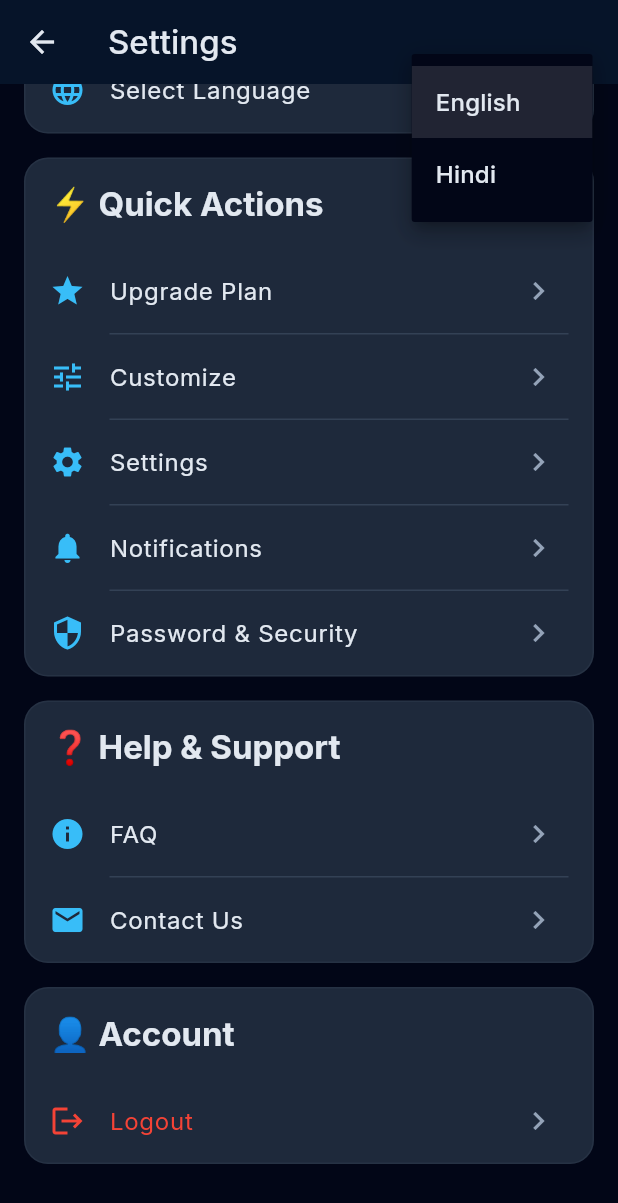
After one commit to Gaurav-Kushwaha-1225/MyItihas, a Flutter app: the SettingsPage screen opened by its route, scrolled down 235 dp, after a tap on "English", on a phone screen of 412 x 824 dp. The commit adds this screen. Shown: the top 1203 px of the screen. Run offline on Flutter 3.47's test engine with Material 3 defaults, Android fonts, the phone set to English and light mode, and no system bars; our stand-ins replace app_links, bloc, cached_network_image, dio, equatable, flutter_bloc and 16 more; missing offline and left inert: slang, talker_bloc_logger, talker_dio_logger; accounts and stored records are empty; generated files the repository leaves out were written again; network calls fail; statements that could not run were skipped.

Commit message:
added settings page ui and addded backend for theme and logout on settings page

```diff
--- a/lib/config/routes.dart
+++ b/lib/config/routes.dart
@@ -16,6 +16,7 @@ import 'package:myitihas/pages/Chat/Widget/profile_detail_page.dart';
 
 import 'package:myitihas/pages/stories_page.dart';
 import 'package:myitihas/pages/story_generator.dart';
+import 'package:myitihas/pages/settings_page.dart';
 import 'package:myitihas/features/social/presentation/pages/social_feed_page.dart';
 import 'package:myitihas/features/social/presentation/pages/profile_page.dart';
 import 'package:myitihas/features/social/presentation/pages/notification_page.dart';
@@ -176,6 +177,17 @@ class GroupProfileRoute extends GoRouteData with $GroupProfileRoute {
   }
 }
 
+/// Settings page
+@TypedGoRoute<SettingsRoute>(path: '/settings')
+class SettingsRoute extends GoRouteData with $SettingsRoute {
+  const SettingsRoute();
+
+  @override
+  Widget build(BuildContext context, GoRouterState state) {
+    return const SettingsPage();
+  }
+}
+
 // ============================================================================
 // MyItihasRouter - GoRouter Configuration
 // ============================================================================
--- /dev/null
+++ b/lib/pages/settings_page.dart
@@ -0,0 +1,327 @@
+import 'package:flutter/material.dart';
+import 'package:flutter_bloc/flutter_bloc.dart';
+import 'package:go_router/go_router.dart';
+import 'package:myitihas/i18n/strings.g.dart';
+import 'package:myitihas/utils/theme.dart';
+import 'package:myitihas/services/supabase_service.dart';
+
+class SettingsPage extends StatefulWidget {
+  const SettingsPage({super.key});
+
+  @override
+  State<SettingsPage> createState() => _SettingsPageState();
+}
+
+class _SettingsPageState extends State<SettingsPage> {
+  String _selectedLanguage = 'English';
+
+  @override
+  Widget build(BuildContext context) {
+    return Scaffold(
+      appBar: AppBar(
+        title: const Text('Settings'),
+        leading: IconButton(
+          icon: const Icon(Icons.arrow_back),
+          onPressed: () => context.pop(),
+        ),
+      ),
+      body: ListView(
+        padding: const EdgeInsets.all(16),
+        children: [
+          // Theme Section
+          _buildSectionCard(
+            context,
+            title: '🎨 Theme',
+            children: [
+              BlocBuilder<ThemeBloc, ThemeState>(
+                builder: (context, themeState) {
+                  return _buildSwitchTile(
+                    context,
+                    icon: Icons.dark_mode,
+                    title: 'Dark Mode',
+                    value: themeState.isDark,
+                    onChanged: (value) {
+                      context.read<ThemeBloc>().add(ToggleTheme());
+                    },
+                  );
+                },
+              ),
+            ],
+          ),
+          const SizedBox(height: 16),
+
+          // Language Section
+          _buildSectionCard(
+            context,
+            title: '🌐 Language',
+            children: [
+              _buildDropdownTile(
+                context,
+                icon: Icons.language,
+                title: 'Select Language',
+                value: _selectedLanguage,
+                items: ['English', 'Hindi'],
+                onChanged: (value) {
+                  setState(() {
+                    _selectedLanguage = value!;
+                  });
+                },
+              ),
+            ],
+          ),
+          const SizedBox(height: 16),
+
+          // Quick Actions Section
+          _buildSectionCard(
+            context,
+            title: '⚡ Quick Actions',
+            children: [
+              _buildListTile(
+                context,
+                icon: Icons.star,
+                title: 'Upgrade Plan',
+                onTap: () {
+                  // TODO: Implement upgrade plan
+                },
+              ),
+              _buildDivider(),
+              _buildListTile(
+                context,
+                icon: Icons.tune,
+                title: 'Customize',
+                onTap: () {
+                  // TODO: Implement customize
+                },
+              ),
+              _buildDivider(),
+              _buildListTile(
+                context,
+                icon: Icons.settings,
+                title: 'Settings',
+                onTap: () {
+                  // TODO: Implement settings
+                },
+              ),
+              _buildDivider(),
+              _buildListTile(
+                context,
+                icon: Icons.notifications,
+                title: 'Notifications',
+                onTap: () {
+                  // TODO: Implement notifications
+                },
+              ),
+              _buildDivider(),
+              _buildListTile(
+                context,
+                icon: Icons.security,
+                title: 'Password & Security',
+                onTap: () {
+                  // TODO: Implement password & security
+                },
+              ),
+            ],
+          ),
+          const SizedBox(height: 16),
+
+          // Help & Support Section
+          _buildSectionCard(
+            context,
+            title: '❓ Help & Support',
+            children: [
+              _buildListTile(
+                context,
+                icon: Icons.info,
+                title: 'FAQ',
+                onTap: () {
+                  // TODO: Implement FAQ
+                },
+              ),
+              _buildDivider(),
+              _buildListTile(
+                context,
+                icon: Icons.email,
+                title: 'Contact Us',
+                onTap: () {
+                  // TODO: Implement contact us
+                },
+              ),
+            ],
+          ),
+          const SizedBox(height: 16),
+
+          // Account Section
+          _buildSectionCard(
+            context,
+            title: '👤 Account',
+            children: [
+              _buildListTile(
+                context,
+                icon: Icons.logout,
+                title: 'Logout',
+                onTap: _handleLogout,
+                isDestructive: true,
+              ),
+            ],
+          ),
+          const SizedBox(height: 32),
+        ],
+      ),
+    );
+  }
+
+  Widget _buildSectionCard(
+    BuildContext context, {
+    required String title,
+    required List<Widget> children,
+  }) {
+    return Container(
+      decoration: BoxDecoration(
+        color: Theme.of(context).colorScheme.surfaceContainerHighest,
+        borderRadius: BorderRadius.circular(16),
+        border: Border.all(
+          color: Theme.of(context).colorScheme.outline.withOpacity(0.2),
+          width: 1,
+        ),
+      ),
+      child: Column(
+        crossAxisAlignment: CrossAxisAlignment.start,
+        children: [
+          Padding(
+            padding: const EdgeInsets.all(16),
+            child: Text(
+              title,
+              style: Theme.of(context).textTheme.titleLarge?.copyWith(
+                    fontWeight: FontWeight.bold,
+                  ),
+            ),
+          ),
+          ...children,
+        ],
+      ),
+    );
+  }
+
+  Widget _buildListTile(
+    BuildContext context, {
+    required IconData icon,
+    required String title,
+    required VoidCallback onTap,
+    bool isDestructive = false,
+  }) {
+    final color = isDestructive
+        ? Colors.red
+        : Theme.of(context).colorScheme.primary;
+
+    return ListTile(
+      leading: Icon(
+        icon,
+        color: color,
+      ),
+      title: Text(
+        title,
+        style: Theme.of(context).textTheme.bodyLarge?.copyWith(
+          color: isDestructive ? Colors.red : null,
+        ),
+      ),
+      trailing: Icon(
+        Icons.chevron_right,
+        color: Theme.of(context).colorScheme.onSurfaceVariant,
+      ),
+      onTap: onTap,
+    );
+  }
+
+  Widget _buildSwitchTile(
+    BuildContext context, {
+    required IconData icon,
+    required String title,
+    required bool value,
+    required ValueChanged<bool> onChanged,
+  }) {
+    return ListTile(
+      leading: Icon(
+        icon,
+        color: Theme.of(context).colorScheme.primary,
+      ),
+      title: Text(
+        title,
+        style: Theme.of(context).textTheme.bodyLarge,
+      ),
+      trailing: Switch(
+        value: value,
+        onChanged: onChanged,
+      ),
+    );
+  }
+
+  Widget _buildDropdownTile(
+    BuildContext context, {
+    required IconData icon,
+    required String title,
+    required String value,
+    required List<String> items,
+    required ValueChanged<String?> onChanged,
+  }) {
+    return ListTile(
+      leading: Icon(
+        icon,
+        color: Theme.of(context).colorScheme.primary,
+      ),
+      title: Text(
+        title,
+        style: Theme.of(context).textTheme.bodyLarge,
+      ),
+      trailing: DropdownButton<String>(
+        value: value,
+        underline: const SizedBox(),
+        items: items.map((String item) {
+          return DropdownMenuItem<String>(
+            value: item,
+            child: Text(item),
+          );
+        }).toList(),
+        onChanged: onChanged,
+      ),
+    );
+  }
+
+  Widget _buildDivider() {
+    return Divider(
+      height: 1,
+      indent: 56,
+      endIndent: 16,
+    );
+  }
+
+  void _handleLogout() {
+    final authService = SupabaseService.authService;
+
+    if (authService.isAuthenticated()) {
+      showDialog(
+        context: context,
+        builder: (context) => AlertDialog(
+          title: const Text('Logout'),
+          content: const Text('Are you sure you want to logout?'),
+          actions: [
+            TextButton(
+              onPressed: () => Navigator.pop(context),
+              child: const Text('Cancel'),
+            ),
+            TextButton(
+              onPressed: () async {
+                // Close dialog first
+                Navigator.pop(context);
+
+                // Call signOut - GoRouter redirect handles navigation
+                // When session becomes null, GoRouter redirects to /login
+                await authService.signOut();
+              },
+              child: const Text('Logout', style: TextStyle(color: Colors.red)),
+            ),
+          ],
+        ),
+      );
+    }
+  }
+}
```
Also changed, not shown: lib/features/social/presentation/pages/profile_page.dart (+5 -8 lines), lib/pages/home_page.dart (+33 -109 lines), lib/config/routes.g.dart, lib/i18n/strings.g.dart.
